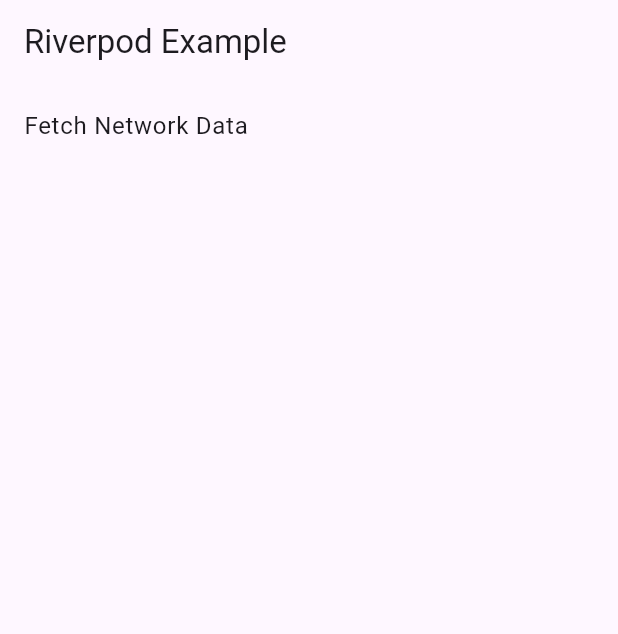
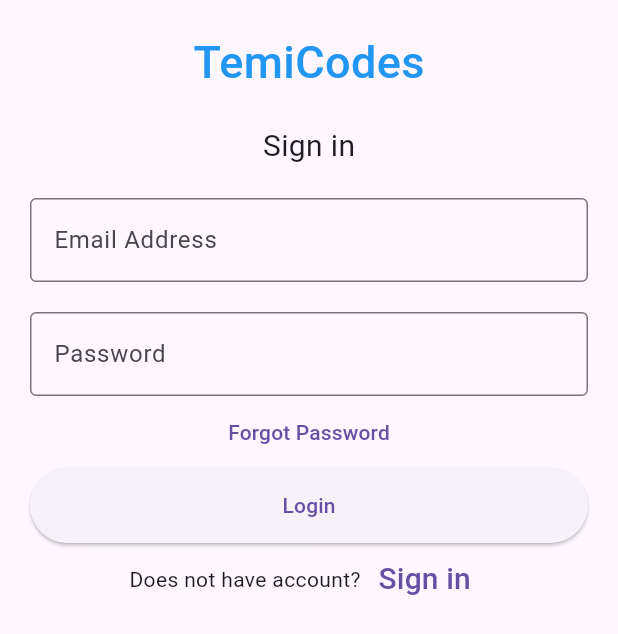
Before and after one commit to Invincible1996/riverpod_app, a Flutter app: the screen it shows after launch, on a phone screen of 412 x 824 dp. Shown: the top 634 px of the screen. Run offline on Flutter 3.47's test engine with Material 3 defaults, Android fonts, the phone set to English and light mode, and no system bars; our stand-ins replace equatable, flutter_riverpod, gap, go_router, shared_preferences.

Commit message:
add login authentication

```diff
--- a/lib/main.dart
+++ b/lib/main.dart
@@ -1,8 +1,7 @@
 import 'package:flutter/material.dart';
-import 'package:go_router/go_router.dart';
-import 'package:hooks_riverpod/hooks_riverpod.dart';
-import 'package:riverpod_app/fetch_network_data.dart';
-import 'package:riverpod_app/home_page.dart';
+import 'package:flutter_riverpod/flutter_riverpod.dart';
+
+import 'providers/router_provider.dart';
 
 void main() {
   runApp(
@@ -12,24 +11,14 @@ void main() {
   );
 }
 
-// use go_router to navigate
-final router = GoRouter(routes: [
-  GoRoute(
-    path: '/',
-    builder: (context, state) => const HomePage(),
-  ),
-  GoRoute(
-    path: '/fetch',
-    builder: (context, state) => const FetchNetworkData(),
-  ),
-]);
-
-class MyApp extends StatelessWidget {
+class MyApp extends ConsumerWidget {
   const MyApp({super.key});
 
   @override
-  Widget build(BuildContext context) {
+  Widget build(BuildContext context, WidgetRef ref) {
+    final router = ref.watch(routerProvider);
     return MaterialApp.router(
+      debugShowCheckedModeBanner: false,
       routerConfig: router,
       title: 'Flutter Demo',
       theme: ThemeData(
--- /dev/null
+++ b/lib/providers/router_provider.dart
@@ -0,0 +1,76 @@
+import 'package:flutter_riverpod/flutter_riverpod.dart';
+import 'package:go_router/go_router.dart';
+
+import '../ui/home_screen.dart';
+import '../ui/login_screen.dart';
+import 'login_controller_provider.dart';
+
+List<GoRoute> get _routes => [
+      GoRoute(
+        name: 'login',
+        builder: (context, state) => const LoginScreen(),
+        path: '/login',
+      ),
+      GoRoute(
+        name: 'home',
+        builder: (context, state) => const HomeScreen(),
+        path: '/',
+      ),
+    ];
+
+final routerProvider = Provider<GoRouter>((ref) {
+  // final router = RouterNotifier(ref);
+  final isAuthed = ref.watch(loginControllerProvider);
+  return GoRouter(
+    debugLogDiagnostics: true,
+    refreshListenable: isAuthed,
+    redirect: (context, state) {
+      final areWeLoggingIn = isAuthed.isLoggedIn;
+
+      if (state.fullPath == '/login') {
+        return areWeLoggingIn ? null : '/login';
+      }
+
+      return areWeLoggingIn ? '/' : '/login';
+    },
+    routes: _routes,
+  );
+});
+
+// class RouterNotifier extends ChangeNotifier {
+//   final Ref _ref;
+
+//   RouterNotifier(this._ref) {
+//     _ref.listen<LoginState>(
+//       loginControllerProvider,
+//       (_, __) => notifyListeners(),
+//     );
+//   }
+
+//   String? _redirectLogic(BuildContext context, GoRouterState state) {
+//     // final loginState = _ref.read(loginControllerProvider);
+
+//     // final areWeLoggingIn = state.uri.toString() == '/login';
+
+//     // if (loginState is LoginStateInitial) {
+//     //   return areWeLoggingIn ? null : '/login';
+//     // }
+
+//     // if (areWeLoggingIn) return '/';
+
+//     return '/';
+//   }
+
+  // List<GoRoute> get _routes => [
+  //       GoRoute(
+  //         name: 'login',
+  //         builder: (context, state) => const LoginScreen(),
+  //         path: '/login',
+  //       ),
+  //       GoRoute(
+  //         name: 'home',
+  //         builder: (context, state) => const HomeScreen(),
+  //         path: '/',
+  //       ),
+  //     ];
+// }
--- /dev/null
+++ b/lib/state/login/models/login_result.dart
@@ -0,0 +1,4 @@
+/// author kevin
+/// date 2023/11/3 11:45
+
+enum LoginResult { success, failure }
--- /dev/null
+++ b/lib/ui/login_screen.dart
@@ -0,0 +1,99 @@
+import 'package:flutter/material.dart';
+import 'package:flutter_riverpod/flutter_riverpod.dart';
+
+import '../providers/login_controller_provider.dart';
+
+class LoginScreen extends ConsumerStatefulWidget {
+  const LoginScreen({Key? key}) : super(key: key);
+
+  @override
+  ConsumerState<LoginScreen> createState() => _LoginScreenState();
+}
+
+class _LoginScreenState extends ConsumerState<LoginScreen> {
+  TextEditingController emailController = TextEditingController();
+  TextEditingController passwordController = TextEditingController();
+  @override
+  Widget build(BuildContext context) {
+    return Scaffold(
+      body: Padding(
+          padding: const EdgeInsets.all(10),
+          child: ListView(
+            children: <Widget>[
+              Container(
+                  alignment: Alignment.center,
+                  padding: const EdgeInsets.all(10),
+                  child: const Text(
+                    'TemiCodes',
+                    style: TextStyle(
+                        color: Colors.blue,
+                        fontWeight: FontWeight.w500,
+                        fontSize: 30),
+                  )),
+              Container(
+                  alignment: Alignment.center,
+                  padding: const EdgeInsets.all(10),
+                  child: const Text(
+                    'Sign in',
+                    style: TextStyle(fontSize: 20),
+                  )),
+              Container(
+                padding: const EdgeInsets.all(10),
+                child: TextField(
+                  controller: emailController,
+                  decoration: const InputDecoration(
+                    border: OutlineInputBorder(),
+                    labelText: 'Email Address',
+                  ),
+                ),
+              ),
+              Container(
+                padding: const EdgeInsets.fromLTRB(10, 10, 10, 0),
+                child: TextField(
+                  obscureText: true,
+                  controller: passwordController,
+                  decoration: const InputDecoration(
+                    border: OutlineInputBorder(),
+                    labelText: 'Password',
+                  ),
+                ),
+              ),
+              TextButton(
+                onPressed: () {
+                  //forgot password screen
+                },
+                child: const Text(
+                  'Forgot Password',
+                ),
+              ),
+              Container(
+                  height: 50,
+                  padding: const EdgeInsets.fromLTRB(10, 0, 10, 0),
+                  child: ElevatedButton(
+                    child: const Text('Login'),
+                    onPressed: () {
+                      ref
+                          .read(loginControllerProvider.notifier)
+                          .login(emailController.text, passwordController.text);
+                    },
+                  )),
+              Row(
+                mainAxisAlignment: MainAxisAlignment.center,
+                children: <Widget>[
+                  const Text('Does not have account?'),
+                  TextButton(
+                    child: const Text(
+                      'Sign in',
+                      style: TextStyle(fontSize: 20),
+                    ),
+                    onPressed: () {
+                      //signup screen
+                    },
+                  )
+                ],
+              ),
+            ],
+          )),
+    );
+  }
+}
```
Also changed, not shown: lib/fetch_network_data.dart (+11 -2 lines), lib/home_page.dart (+24 -4 lines), lib/providers/login_controller_provider.dart (added, +50 -0 lines), lib/providers/states/login_states.dart (added, +38 -0 lines), lib/repository/auth_repository.dart (added, +50 -0 lines), lib/service/auth_service.dart (added, +10 -0 lines), lib/state/login/models/login_form_state.dart (added, +42 -0 lines), lib/state/login/notifiers/login_form_notifier.dart (added, +33 -0 lines), lib/state/login/providers/login_form_provider.dart (added, +12 -0 lines), lib/todo.dart (+9 -7 lines), lib/ui/home_screen.dart (added, +27 -0 lines), lib/utils/sp_util.dart (added, +10 -0 lines), lib/views/login/login_page.dart (added, +75 -0 lines), pubspec.yaml (+4 -74 lines), 1 more files, 10 other files.
